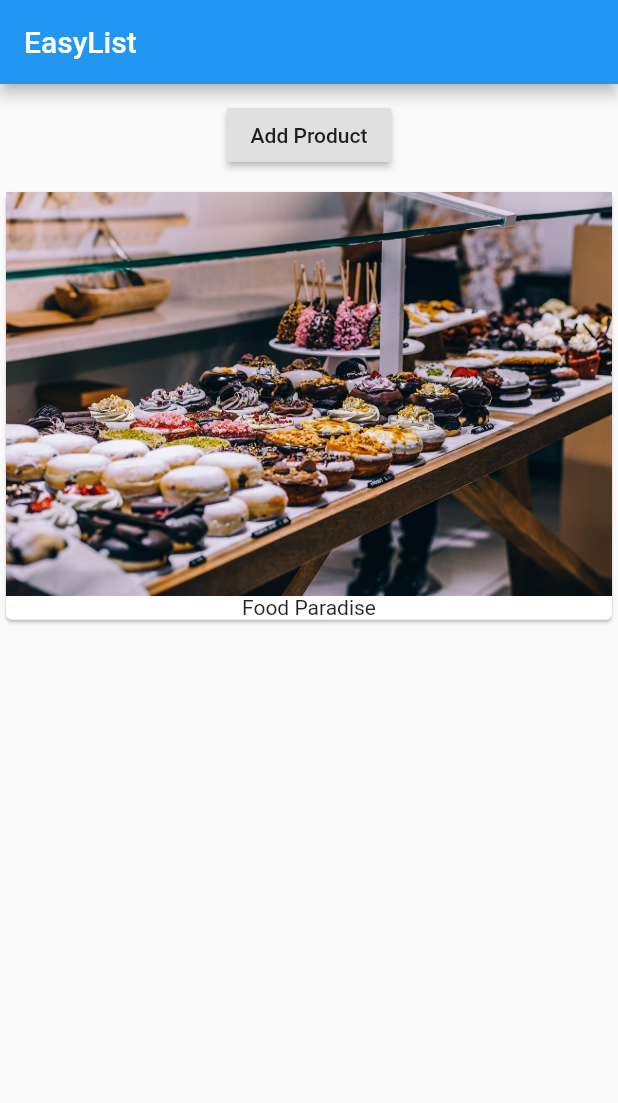
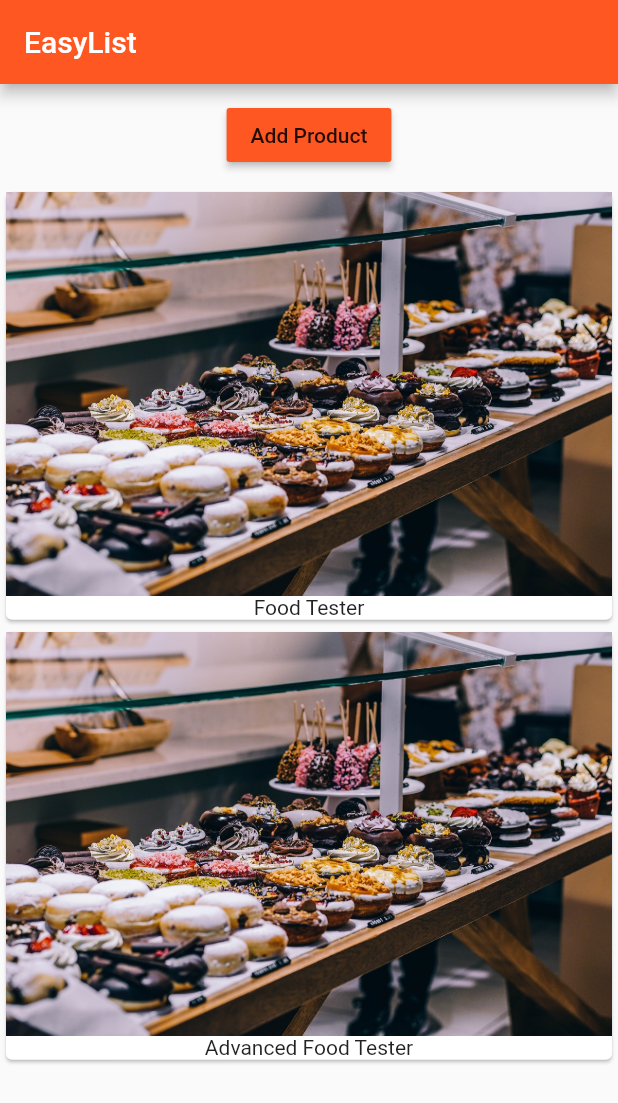
Before and after one commit to Rcalix/flutterApp, a Flutter app: the screen it shows after launch, after a tap on "Add Product", on a phone screen of 412 x 824 dp. Shown: the top 1103 px of the screen. Run offline on Flutter 3.47's test engine with Material 2 defaults, Android fonts, the phone set to English and light mode, and no system bars.

Commit message:
update product dart

```diff
--- a/lib/main.dart
+++ b/lib/main.dart
@@ -1,4 +1,5 @@
 import 'package:flutter/material.dart';
+import './product_manager.dart';
 
 main() {
   runApp(MyApp());
@@ -8,27 +9,15 @@ class MyApp extends StatelessWidget {
   @override
   Widget build(context) {
     return MaterialApp(
+      theme:ThemeData(
+        primarySwatch: Colors.deepOrange,
+      ),
       home: Scaffold(
-          appBar: AppBar(
-            title: Text('EasyList'),
-          ),
-          body: Column(children: [
-            Container(
-              margin: EdgeInsets.all(10.0),
-              child: RaisedButton(
-              onPressed: () {},
-              child: Text('Add Product'),
-            ),
-            ),
-            Card(
-              child: Column(
-                children: <Widget>[
-                  Image.asset('assets/food.jpg'),
-                  Text('Food Paradise')
-                ],
-              ),
-            ),
-          ])),
+        appBar: AppBar(
+          title: Text('EasyList'),
+        ),
+        body: ProductManager('Food Tester'),
+      ),
     );
   }
 }
--- /dev/null
+++ b/lib/product_manager.dart
@@ -0,0 +1,41 @@
+import 'package:flutter/material.dart';
+import './products.dart';
+
+class ProductManager extends StatefulWidget {
+  final String startingProduct;
+  ProductManager(this.startingProduct);
+
+  @override
+  State<StatefulWidget> createState() {
+    // TODO: implement createState
+    return _ProductManagerState();
+  }
+}
+
+class _ProductManagerState extends State<ProductManager> {
+  List<String> _products = [];
+
+ @override
+   void initState() {
+     super.initState();
+     _products.add(widget.startingProduct);
+   }
+  @override
+  Widget build(BuildContext context) {
+    return Column(children: [Container(
+      margin: EdgeInsets.all(10.0),
+      child: RaisedButton(
+        color: Theme.of(context).primaryColor,
+        onPressed: () {
+          setState(() {
+            _products.add('Advanced Food Tester');
+            print(_products);
+          });
+        },
+        child: Text('Add Product'),
+      ),
+    ),
+    Products(_products)
+    ],);
+  }
+}
--- /dev/null
+++ b/lib/products.dart
@@ -0,0 +1,23 @@
+import 'package:flutter/material.dart';
+class Products extends StatelessWidget {
+  final List<String> products;
+
+  Products(this.products);
+
+  @override
+    Widget build(BuildContext context) {
+      // TODO: implement build
+      return  Column(
+          children: products
+              .map((element) => Card(
+                    child: Column(
+                      children: <Widget>[
+                        Image.asset('assets/food.jpg'),
+                        Text(element)
+                      ],
+                    ),
+                  ))
+              .toList(),
+        );
+    }
+}
```
